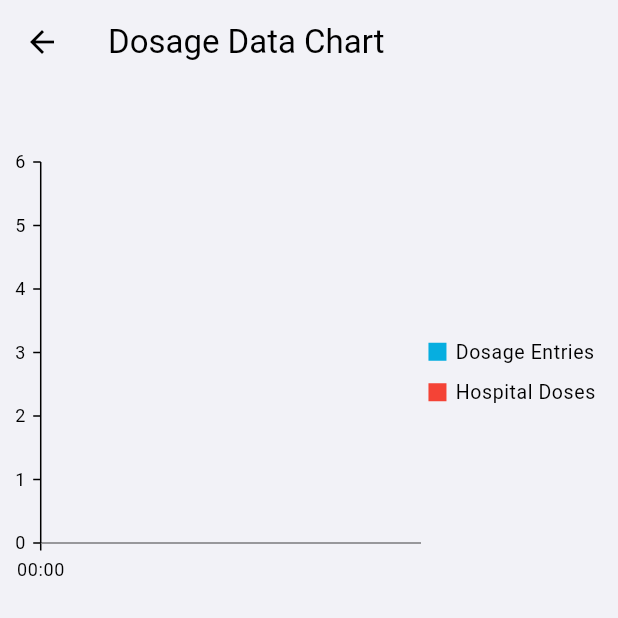
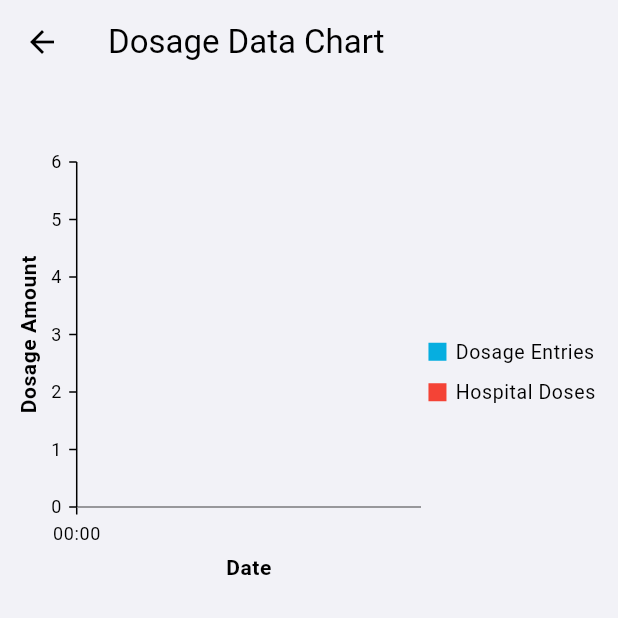
Before and after one commit to KeremTamirci/ImmunotherapyApp, a Flutter app: the DosePage screen opened directly, on a phone screen of 412 x 824 dp, the top half of it. Run offline on Flutter 3.47's test engine with Material 3 defaults, Android fonts, the phone set to English and light mode, and no system bars; our stand-ins replace cloud_firestore, firebase_auth, firebase_core, firebase_messaging, fl_chart, flutter_local_notifications and 4 more; missing offline and left inert: flutter_material_pickers; accounts and stored records are empty; generated files the repository leaves out were written again; project files that could hold a hidden picture were left out.

Commit message:
graph titles added

```diff
--- a/immunotheraphy_app/lib/patient/screens/dose_page.dart
+++ b/immunotheraphy_app/lib/patient/screens/dose_page.dart
@@ -70,7 +70,26 @@ class _DosePageState extends State<DosePage> {
                       args.borderColor = Colors.red;
                     }
                   },
-                  primaryXAxis: const DateTimeAxis(),
+                  primaryXAxis: DateTimeAxis(
+                    title: AxisTitle(
+                      text: AppLocalizations.of(context)!
+                          .date, // Horizontal axis title
+                      textStyle: TextStyle(
+                        fontSize: 14,
+                        fontWeight: FontWeight.bold,
+                      ),
+                    ),
+                  ),
+                  primaryYAxis: NumericAxis(
+                    title: AxisTitle(
+                      text: AppLocalizations.of(context)!
+                          .dosageAmount, // Vertical axis title
+                      textStyle: TextStyle(
+                        fontSize: 14,
+                        fontWeight: FontWeight.bold,
+                      ),
+                    ),
+                  ),
                   legend: const Legend(
                       isVisible: true, toggleSeriesVisibility: false),
                   series: <LineSeries<DosageData, DateTime>>[
```
Also changed, not shown: immunotheraphy_app/lib/doctor/screens/patient_detail_page.dart (+39 -2 lines).
